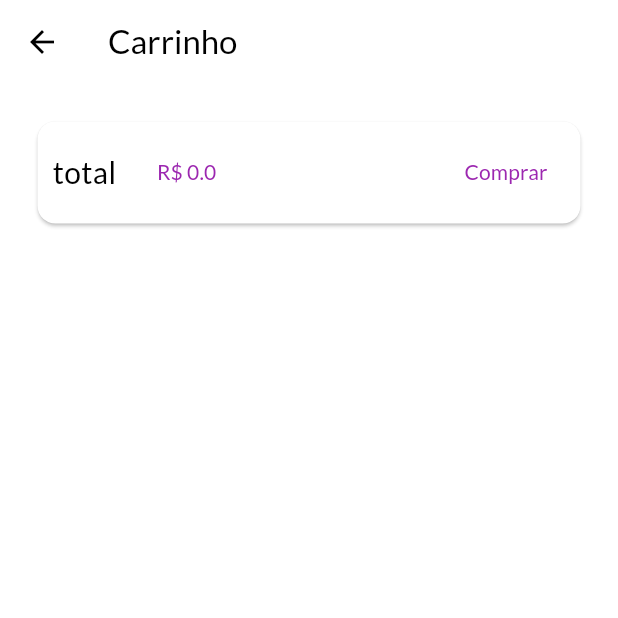
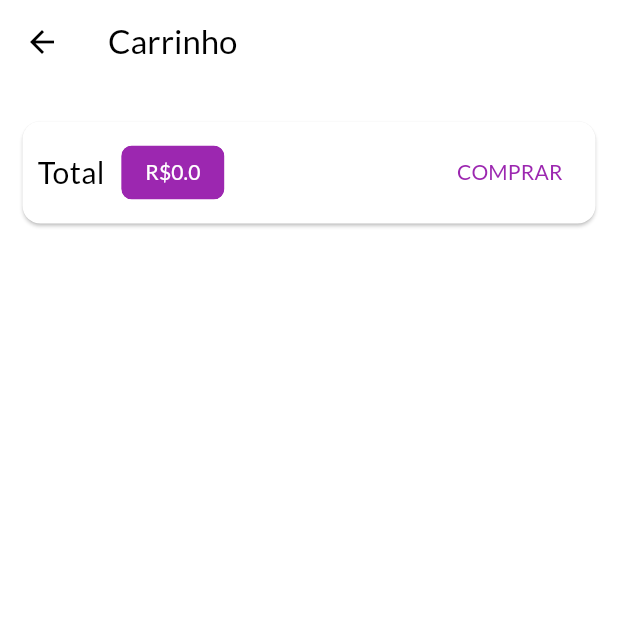
Before and after one commit to AlexGayer/shop, a Flutter app: the CartPage screen opened by its route, on a phone screen of 412 x 824 dp, the top half of it. Run offline on Flutter 3.47's test engine with Material 3 defaults, Android fonts, the phone set to English and light mode, and no system bars; network calls fail.

```diff
--- a/lib/pages/cart_page.dart
+++ b/lib/pages/cart_page.dart
@@ -1,51 +1,71 @@
 import 'package:flutter/material.dart';
 import 'package:provider/provider.dart';
-import 'package:shop/components/cart_item_widget.dart';
+import 'package:shop/components/cart_item.dart';
 import 'package:shop/models/cart.dart';
+import 'package:shop/models/order_list.dart';
 
 class CartPage extends StatelessWidget {
-  const CartPage({super.key});
+  const CartPage({Key? key}) : super(key: key);
 
   @override
   Widget build(BuildContext context) {
     final Cart cart = Provider.of(context);
     final items = cart.items.values.toList();
+
     return Scaffold(
       appBar: AppBar(
-        title: const Text("Carrinho"),
+        title: const Text('Carrinho'),
       ),
       body: Column(
         children: [
           Card(
-            margin: const EdgeInsets.all(25),
+            margin: const EdgeInsets.symmetric(
+              horizontal: 15,
+              vertical: 25,
+            ),
             child: Padding(
-              padding: const EdgeInsets.all(10.0),
+              padding: const EdgeInsets.all(10),
               child: Row(
                 mainAxisAlignment: MainAxisAlignment.spaceBetween,
                 children: [
                   const Text(
-                    "total",
-                    style: TextStyle(fontSize: 20),
+                    'Total',
+                    style: TextStyle(
+                      fontSize: 20,
+                    ),
                   ),
                   const SizedBox(width: 10),
                   Chip(
+                    backgroundColor: Theme.of(context).colorScheme.primary,
                     label: Text(
-                      "R\$ ${cart.totalAmount}",
-                      style: TextStyle(color: Theme.of(context).primaryColor),
+                      'R\$${cart.totalAmount}',
+                      style: const TextStyle(
+                        color: Colors.white,
+                      ),
                     ),
                   ),
                   const Spacer(),
-                  TextButton(onPressed: () {}, child: const Text("Comprar"))
+                  TextButton(
+                    onPressed: () {
+                      Provider.of<OrderList>(
+                        context,
+                        listen: false,
+                      ).addOrder(cart);
+
+                      cart.clear();
+                    },
+                    child: const Text('COMPRAR'),
+                  ),
                 ],
               ),
             ),
           ),
           Expanded(
-              child: ListView.builder(
-                  itemCount: items.length,
-                  itemBuilder: (context, index) => Card(
-                        child: CartitemWidget(cartItem: items[index]),
-                      )))
+            child: ListView.builder(
+              itemCount: items.length,
+              itemBuilder: (ctx, i) => CartItemWidget(items[i]),
+            ),
+          ),
         ],
       ),
     );
--- a/lib/utils/app_routes.dart
+++ b/lib/utils/app_routes.dart
@@ -1,4 +1,6 @@
 class AppRoutes {
+  static const home = '/';
   static const productDetail = '/product-detail';
   static const cart = '/cart';
+  static const orders = '/orders';
 }
```
Also changed, not shown: lib/components/app_drawer.dart (added, +40 -0 lines), lib/components/cart_item.dart (added, +62 -0 lines), lib/components/cart_item_widget.dart (deleted, +0 -40 lines), lib/components/order.dart (added, +28 -0 lines), lib/main.dart (+8 -1 lines), lib/models/order_list.dart (added, +30 -0 lines), lib/pages/orders_page.dart (added, +25 -0 lines), lib/pages/product_detail_page.dart (+16 -9 lines), lib/pages/products_overview_page.dart (+6 -1 lines).
